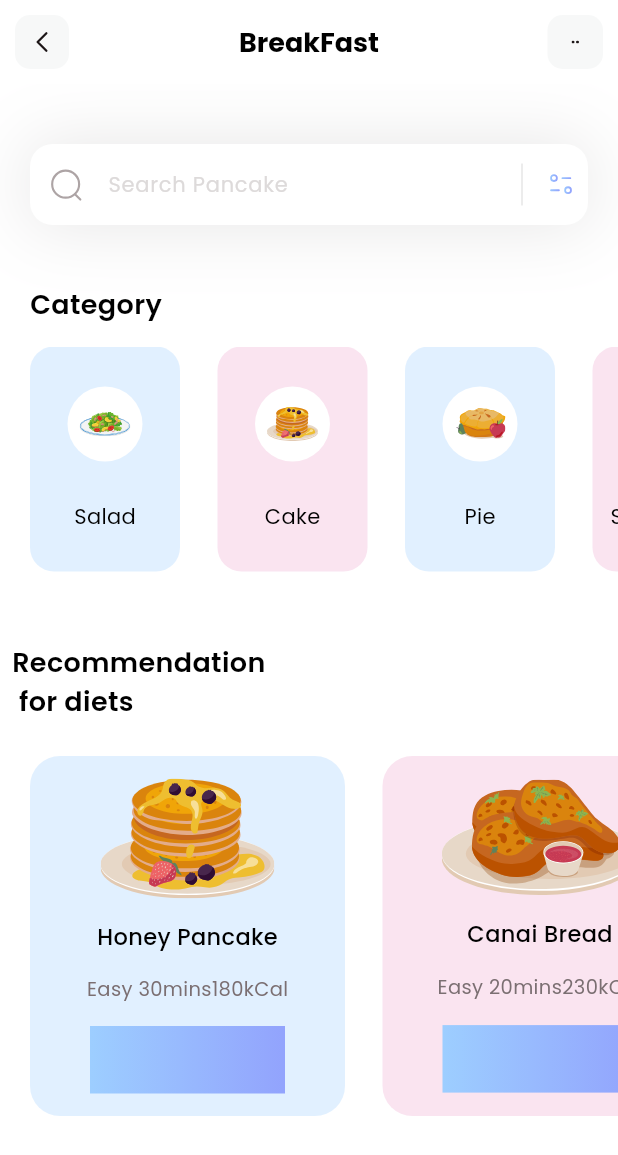
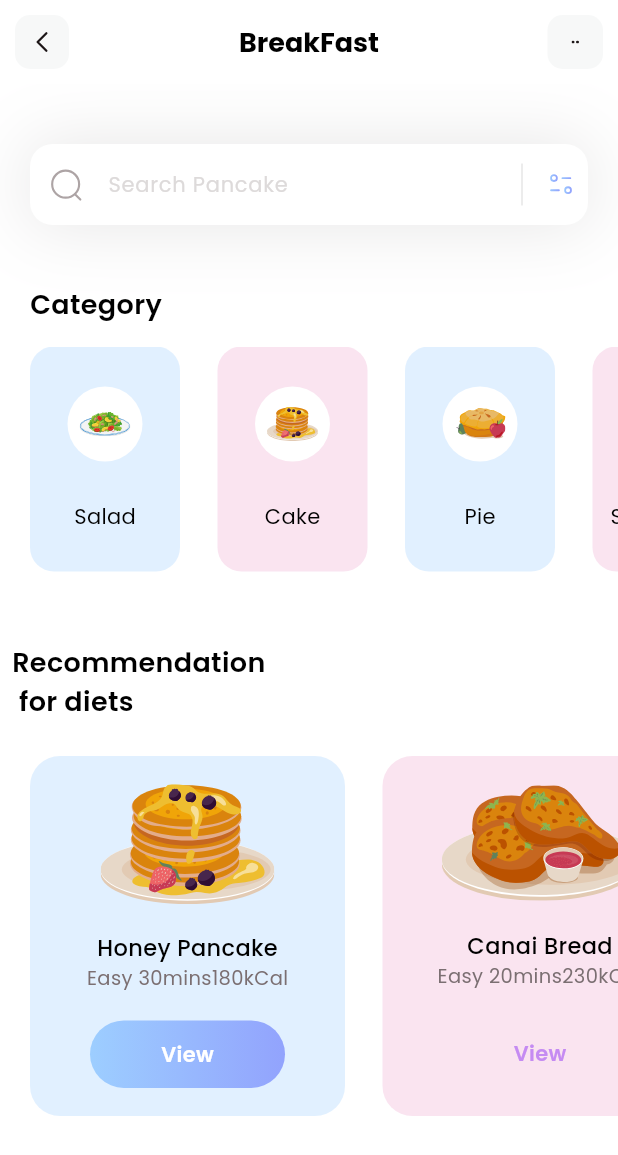
Before and after one commit to Birkity/Flutter-Fitness, a Flutter app: the screen it shows after launch, on a phone screen of 412 x 824 dp. Shown: the top 1155 px of the screen. Run offline on Flutter 3.47's test engine with Material 3 defaults, Android fonts, the phone set to English and light mode, and no system bars; our stand-ins replace flutter_svg.

Commit message:
"Refactored diet item layout to use Column widget and added view button with conditional styling"

```diff
--- a/lib/pages/home.dart
+++ b/lib/pages/home.dart
@@ -68,6 +68,8 @@ class _HomePageState extends State<HomePage> {
                         mainAxisAlignment: MainAxisAlignment.spaceEvenly,
                         children: [
                           SvgPicture.asset(diets[index].iconPath),
+                          Column(
+                            children: [
                               Text(
                                 diets[index].name,
                                 style: TextStyle(
@@ -87,14 +89,32 @@ class _HomePageState extends State<HomePage> {
                                   fontWeight: FontWeight.w400,
                                 ),
                               ),
+                            ],
+                          ),
                           Container(
                             height: 45,
                             width: 130,
+                            child: Center(
+                              child: Text(
+                                'View',
+                                style: TextStyle(
+                                    color: diets[index].viewIsSelected
+                                        ? Colors.white
+                                        : const Color(0xffC58BF2),
+                                    fontWeight: FontWeight.w600,
+                                    fontSize: 14),
+                              ),
+                            ),
                             decoration: BoxDecoration(
                                 gradient: LinearGradient(colors: [
-                              Color(0xff9DCEFF),
-                              Color(0xff92A3FD)
-                            ])),
+                                  diets[index].viewIsSelected
+                                      ? const Color(0xff9DCEFF)
+                                      : Colors.transparent,
+                                  diets[index].viewIsSelected
+                                      ? const Color(0xff92A3FD)
+                                      : Colors.transparent
+                                ]),
+                                borderRadius: BorderRadius.circular(50)),
                           )
                         ],
                       ),
```
Lines whose indentation alone changed are shown as unchanged.
